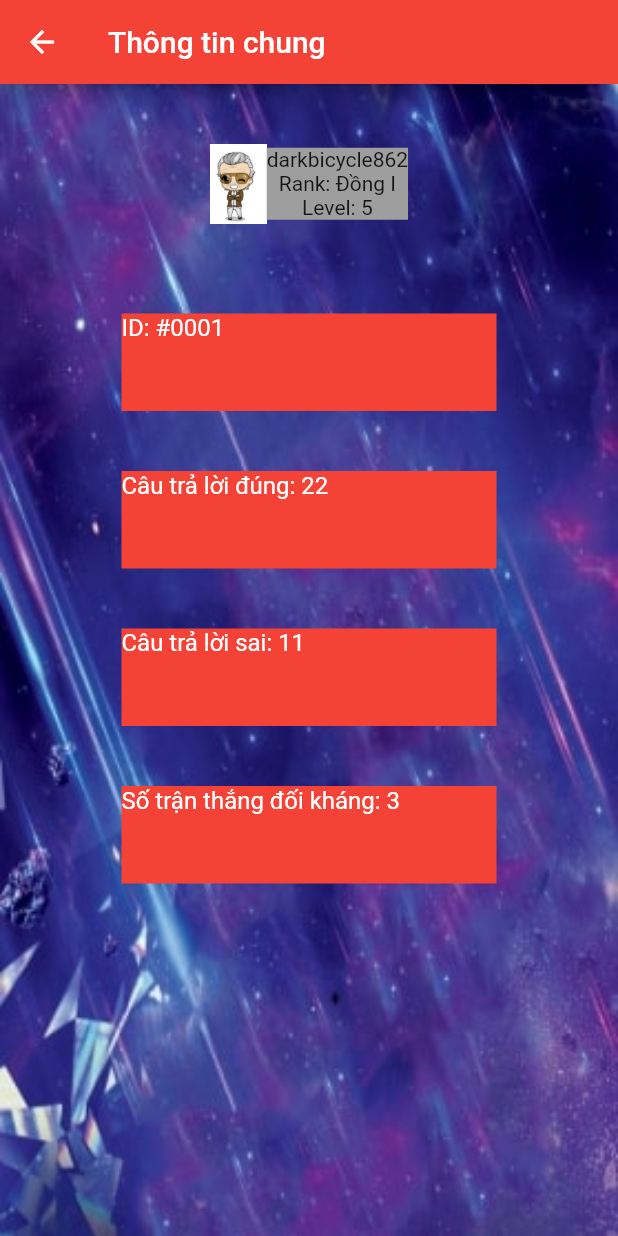
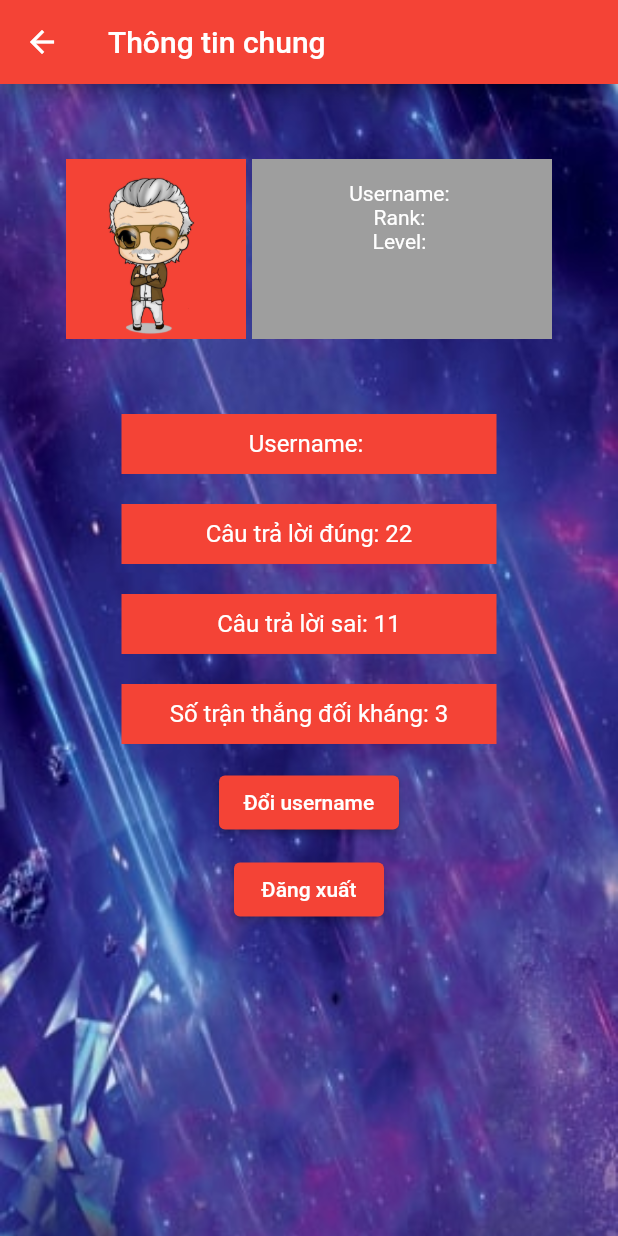
Before and after one commit to HoangLong253/DO_AN_L2T, a Flutter app: the Info screen opened directly, on a phone screen of 412 x 824 dp. Run offline on Flutter 3.47's test engine with Material 2 defaults, Android fonts, the phone set to English and light mode, and no system bars; our stand-ins replace cloud_firestore, firebase_auth, firebase_core; accounts and stored records are empty.

Commit message:
sửa file info.dart

```diff
--- a/do_an_l2t/lib/screens/info.dart
+++ b/do_an_l2t/lib/screens/info.dart
@@ -1,4 +1,16 @@
+import 'package:cloud_firestore/cloud_firestore.dart';
+import 'package:do_an_l2t/models/user.dart';
+import 'package:firebase_auth/firebase_auth.dart';
 import 'package:flutter/material.dart';
+
+import '../components/defaultbutton.dart';
+import '../components/info_detail.dart';
+import '../components/container_with_backgroundImg.dart';
+import '../components/info_box.dart';
+
+import '../provider/provider.dart';
+import 'logout.dart';
+
 
 class Info extends StatefulWidget {
   Info({super.key});
@@ -8,11 +20,8 @@ class Info extends StatefulWidget {
 }
 
 class _InfoState extends State<Info> {
-  double padding = 10;
-  double padSize = 20;
-  double height = 65;
-  double width = 250;
-  //String name = 'name';
+  String? uid = FirebaseAuth.instance.currentUser?.uid;
+  TextEditingController txtChange = TextEditingController();
 
   @override
   Widget build(BuildContext context) {
@@ -21,115 +30,146 @@ class _InfoState extends State<Info> {
           title: Text('Thông tin chung'),
           backgroundColor: Colors.red,
         ),
-      body: Container(
-        decoration: const BoxDecoration(
-          image: DecorationImage(
-              image: AssetImage('assets/backgroundImg.jpg'), fit: BoxFit.cover),
-        ),
-        height: MediaQuery.of(context).size.height,
-        width: MediaQuery.of(context).size.width,
+        body: ContainerWImg(
+          child: SingleChildScrollView(
             child: Column(
               children: [
+                FutureBuilder<Gamer?>(
+                  future: getUser(uid),
+                  builder: (context, snapshot) {
+                    if(snapshot.hasError){
+                      return Center(child: Text('Lỗi'));
+                    } else if(snapshot.hasData){
+                      final user = snapshot.data;
+                      return user == null
+                          ? Center(child: Text('lỗi'),)
+                          : buildUser(user, uid);
+                    } else {
+                      return Center(child: CircularProgressIndicator(),);
+                    }
+                  },
+                ),
                 Padding(
-                padding: EdgeInsets.all(40),
-                child: Row(
-                  mainAxisSize: MainAxisSize.min,
-                  children: [
-                    Image(
-                        image: AssetImage('assets/stanlee_default.jpg'),
-                        height: 53,
+                  padding: EdgeInsets.all(5),
+                  child: ElevatedButton(
+                    style: ButtonStyle(
+                      fixedSize: MaterialStateProperty.all(Size(120 , 30)),
+                      backgroundColor: MaterialStatePropertyAll<Color>(Colors.red),
                     ),
-                    Container(
-                      color: Colors.grey,
-                      child: SizedBox(
-                        child: Column(
-                          crossAxisAlignment: CrossAxisAlignment.center,
-                          children: [
-                            Text('darkbicycle862'),
-                            Text('Rank: Đồng I'),
-                            Text('Level: 5'),
-                          ],
-                        ),
-                      ),
-                    )
-                  ],
+                    onPressed: () {
+                      editUsername(context);
+                    },
+                    child: Text('Đổi username'),
                   ),
                 ),
                 Padding(
-                padding: EdgeInsets.all(padSize),
-                child: Container(
-                  color: Colors.red,
-                  child: SizedBox(
-                    height: height,
-                    width: width,
-                    child: Text(
-                      'ID: #0001',
-                      style: TextStyle(
-                          fontSize: 16,
-                          color: Colors.white
+                  padding: EdgeInsets.all(5),
+                  child: ElevatedButton(
+                    style: ButtonStyle(
+                      fixedSize: MaterialStateProperty.all(Size(100 , 30)),
+                      backgroundColor: MaterialStatePropertyAll<Color>(Colors.red),
                     ),
-                    ),
-                  ),
-                ),
-            ),
-            Padding(
-                padding: EdgeInsets.all(padSize),
-                child: Container(
-                  color: Colors.red,
-                  child: SizedBox(
-                    height: height,
-                    width: width,
-                    child: Text(
-                      'Câu trả lời đúng: 22',
-                      style: TextStyle(
-                          fontSize: 16,
-                          color: Colors.white
-                      ),
-                    ),
-                  ),
-                ),
-            ),
-            Padding(
-                padding: EdgeInsets.all(padSize),
-                child: Container(
-                  color: Colors.red,
-                  child: SizedBox(
-                    height: height,
-                    width: width,
-                    child: Text(
-                      'Câu trả lời sai: 11',
-                      style: TextStyle(
-                          fontSize: 16,
-                          color: Colors.white
-                      ),
-                    ),
-                  ),
-                ),
-            ),
-            Padding(
-              padding: EdgeInsets.all(padSize),
-              child: Container(
-                color: Colors.red,
-                child: SizedBox(
-                  height: height,
-                  width: width,
-                  child: Text(
-                    'Số trận thắng đối kháng: 3',
-                    style: TextStyle(
-                        fontSize: 16,
-                        color: Colors.white
-                    ),
-                  ),
-                ),
+                    onPressed: () {
+                      Navigator.push(
+                          context,
+                          MaterialPageRoute(builder: (context) => Logout())
+                      );
+                    },
+                    child: Text('Đăng xuất'),
                   ),
                 ),
               ],
             ),
           )
+        )
+    );
+  }
+  void editUsername(BuildContext context) {
+    showModalBottomSheet(
+        context: context,
+        builder: (BuildContext bContext) {
+          return Container(
+              decoration: BoxDecoration(
+                color: Colors.blueGrey
+              ),
+              height: MediaQuery.of(context).size.height * .60,
+              child: Column(
+                children: [
+                  Padding(
+                      padding: EdgeInsets.all(10),
+                      child: Row(
+                        children: [
+                          Text('Đổi tên', style: TextStyle(color: Colors.white, fontSize: 20)),
+                          Spacer(),
+                          IconButton(
+                            onPressed: () {
+                              Navigator.pop(context);
+                            },
+                            icon: Icon(Icons.cancel,),
+                          ),
+                        ],
+                      ),
+                  ),
+                  Row(
+                    children: [
+                      Expanded(
+                          child: Padding(
+                              padding: EdgeInsets.fromLTRB(15, 0, 15, 0),
+                              child: TextField(
+                                controller: txtChange,
+                              )
+                          )
+                      ),
+                    ],
+                  ),
+                  ElevatedButton(
+                      style: ButtonStyle(
+                        backgroundColor: MaterialStateProperty.all(Colors.green)
+                      ),
+                      onPressed: () {
+                        final docUser = FirebaseFirestore.instance
+                            .collection('users')
+                            .doc(uid);
+
+                        docUser.update({
+                          'username': txtChange.text.trim(),
+                        });
+
+                        Navigator.pop(context);
+                      },
+                      child: Text(
+                        'Save',
+                        style: TextStyle(color: Colors.white),
+                      )
+                  )
+                ],
+              )
+          );
+        }
     );
   }
 }
 
+Widget buildUser(Gamer user, uid) =>Column(
+  children: [
+    InfoDetail(),
+    InfoBox(text: 'Username: ' + user.username.toString().trim(),),
+    InfoBox(text: 'Câu trả lời đúng: 22'),
+    InfoBox(text: 'Câu trả lời sai: 11'),
+    InfoBox(text: 'Số trận thắng đối kháng: 3'),
+  ],
+);
+
+
+
+/**/
+
 //'Câu trả lời đúng: 22',
 //'Câu trả lời sai: 11',
 //'Số trận thắng đối kháng: 3',
+
+/*DefaultButton(
+                  padding: EdgeInsets.zero,
+                  nextScreen: Logout(),
+                  text: 'Đăng xuất'
+              )*/
```
Lines whose indentation alone changed are shown as unchanged.
